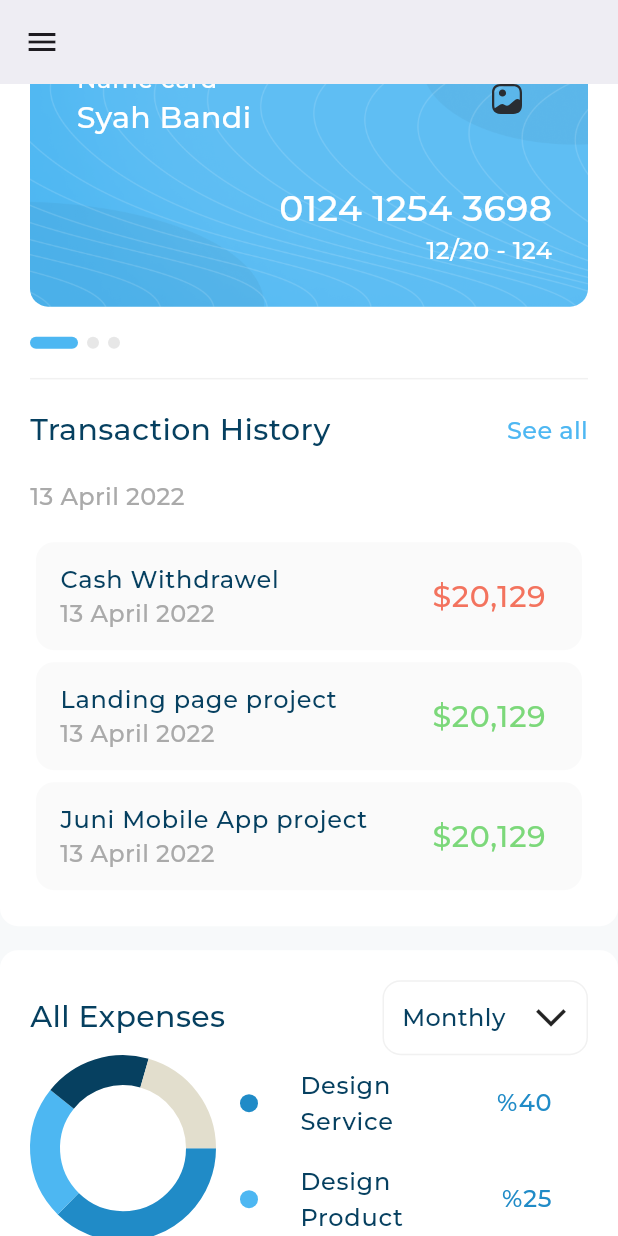
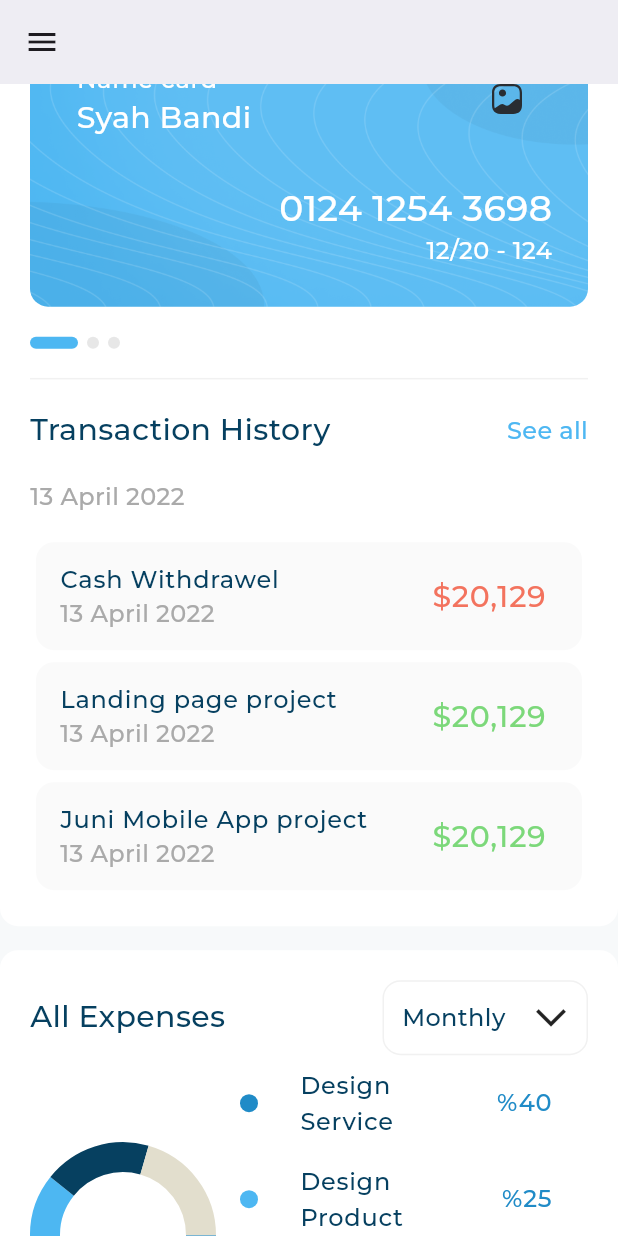
Before and after one commit to hossamramadan115/responsive_dash_board, a Flutter app: the screen it shows after launch, scrolled down 1152 dp, on a phone screen of 412 x 824 dp. Run offline on Flutter 3.47's test engine with Material 3 defaults, Android fonts, the phone set to English and light mode, and no system bars; drawn by our look-alikes of expandable_page_view, fl_chart; our stand-ins replace flutter_svg; project files that could hold a hidden picture were left out.

Commit message:
refactor income section

```diff
--- a/lib/views/widgets/income_section.dart
+++ b/lib/views/widgets/income_section.dart
@@ -1,6 +1,6 @@
+
 import 'package:dashboard_app/views/widgets/custom_back_ground_container.dart';
-import 'package:dashboard_app/views/widgets/income_chart.dart';
-import 'package:dashboard_app/views/widgets/income_details.dart';
+import 'package:dashboard_app/views/widgets/income_section_body.dart';
 import 'package:dashboard_app/views/widgets/income_section_header.dart';
 import 'package:flutter/material.dart';
 
@@ -13,19 +13,7 @@ class IncomeSection extends StatelessWidget {
       child: Column(
         children: [
           IncomeSectionHeader(),
-          Row(
-            crossAxisAlignment: CrossAxisAlignment.start,
-            children: [
-              Expanded(
-                flex: 1,
-                child: IncomeChart(),
-              ),
-              Expanded(
-                flex: 2,
-                child: IncomeDetails(),
-              ),
-            ],
-          )
+          IncomeSectionBody(),
         ],
       ),
     );
--- /dev/null
+++ b/lib/views/widgets/income_section_body.dart
@@ -0,0 +1,28 @@
+import 'package:dashboard_app/views/widgets/detailed_income_chart.dart';
+import 'package:dashboard_app/views/widgets/income_chart.dart';
+import 'package:dashboard_app/views/widgets/income_details.dart';
+import 'package:flutter/material.dart';
+
+class IncomeSectionBody extends StatelessWidget {
+  const IncomeSectionBody({super.key});
+
+  @override
+  Widget build(BuildContext context) {
+    double width = MediaQuery.sizeOf(context).width;
+    return width >= 1200 && width <= 1320
+        ? DetailedIncomeChart()
+        : Row(
+            crossAxisAlignment: CrossAxisAlignment.center,
+            children: [
+              Expanded(
+                flex: 1,
+                child: IncomeChart(),
+              ),
+              Expanded(
+                flex: 2,
+                child: IncomeDetails(),
+              ),
+            ],
+          );
+  }
+}
```
Also changed, not shown: lib/views/widgets/detailed_income_chart.dart (added, +84 -0 lines).
